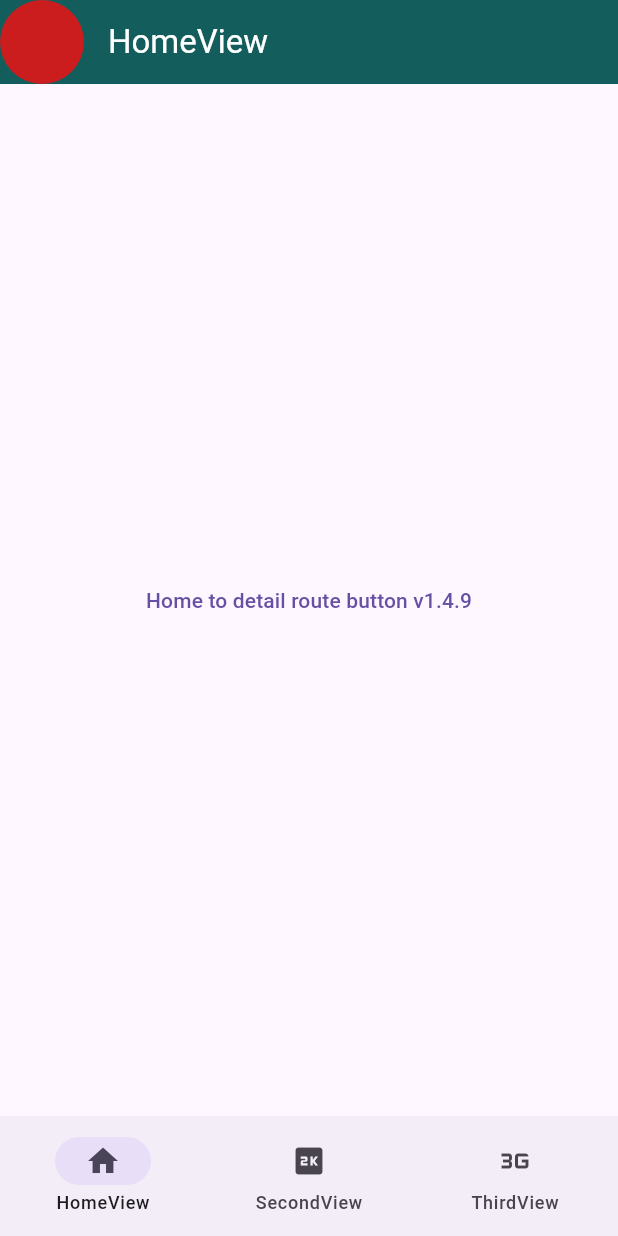
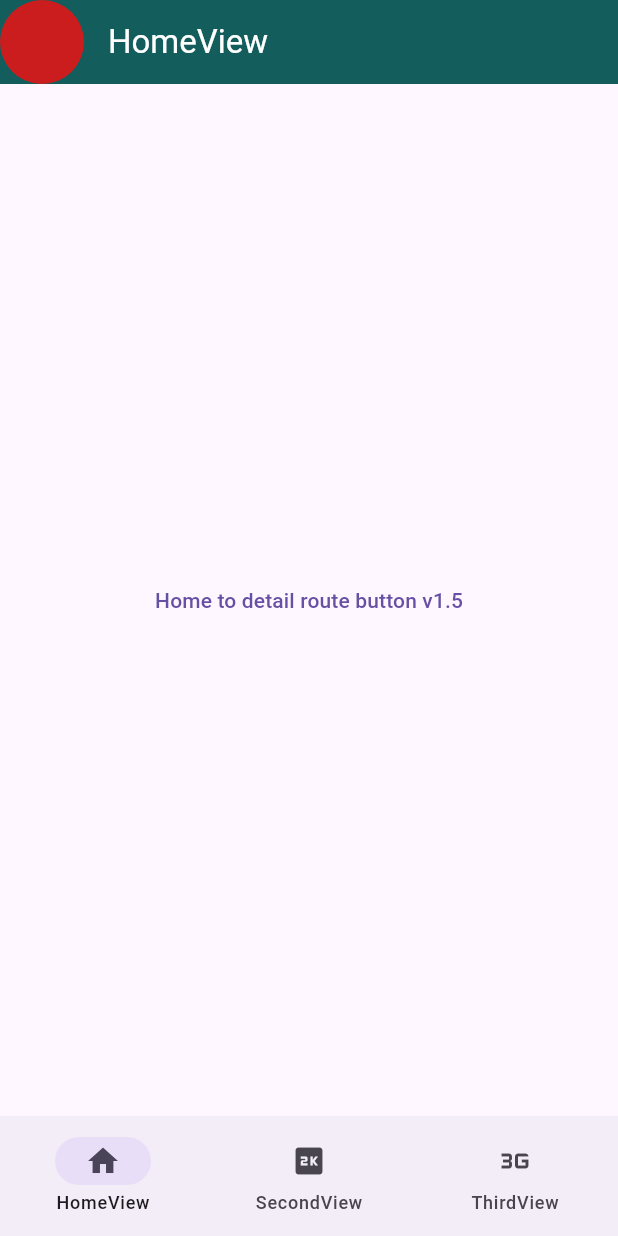
Before and after one commit to Slupshi/poc_navigation, a Flutter app: the screen it shows after launch, on a phone screen of 412 x 824 dp. Run offline on Flutter 3.47's test engine with Material 3 defaults, Android fonts, the light colour scheme and no system bars; our stand-ins replace go_router.

Commit message:
release 1.5

```diff
--- a/lib/screens/home_view.dart
+++ b/lib/screens/home_view.dart
@@ -12,7 +12,7 @@ class HomeView extends StatelessWidget {
       hasLeadingAvatar: true,
       body: Center(
         child: TextButton(
-          child: const Text("Home to detail route button v1.4.9"),
+          child: const Text("Home to detail route button v1.5"),
           onPressed: () => const HomeDetailViewRouteData(id: 456).go(context),
         ),
       ),
```
